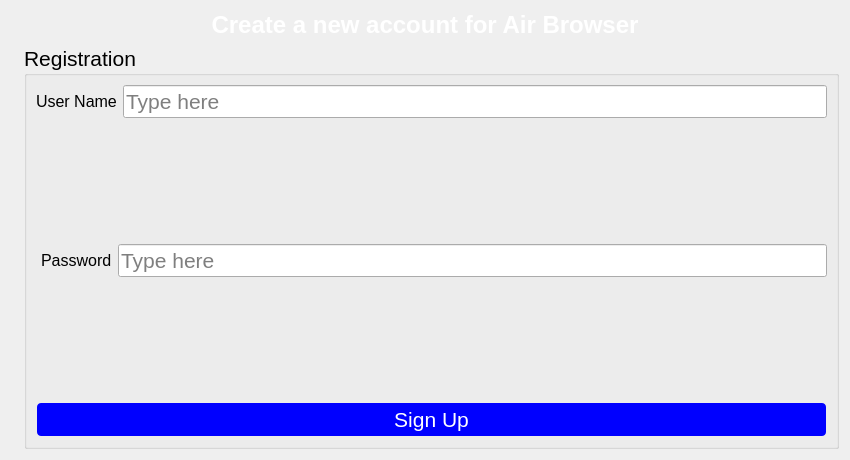
Qt form register_window.ui (Harlamis/QtAirBrowser) before a commit.
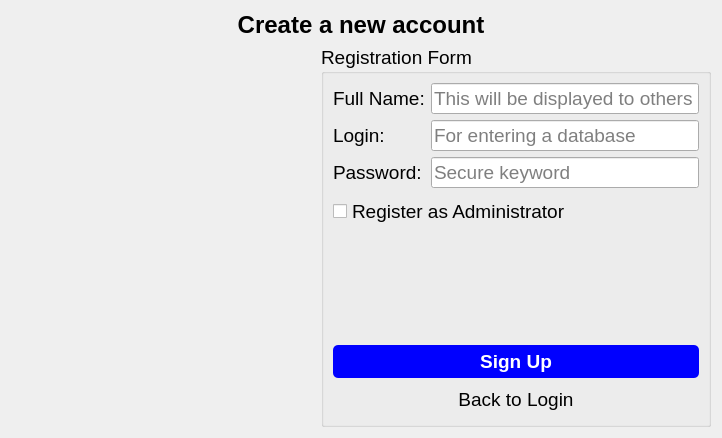
The same form after that commit. Icons and pictures are not drawn.

Commit message: update register window layout

The edit to the form file:
```diff
--- a/register_window.ui
+++ b/register_window.ui
@@ -6,33 +6,30 @@
    <rect>
     <x>0</x>
     <y>0</y>
-    <width>850</width>
-    <height>460</height>
+    <width>722</width>
+    <height>438</height>
    </rect>
   </property>
+  <property name="maximumSize">
+   <size>
+    <width>16777215</width>
+    <height>16777215</height>
+   </size>
+  </property>
   <property name="windowTitle">
    <string>Form</string>
   </property>
   <layout class="QVBoxLayout" name="verticalLayout_2">
    <item>
     <widget class="QLabel" name="Register_label">
-     <property name="sizePolicy">
-      <sizepolicy hsizetype="Minimum" vsizetype="Minimum">
-       <horstretch>0</horstretch>
-       <verstretch>0</verstretch>
-      </sizepolicy>
-     </property>
      <property name="font">
       <font>
        <pointsize>18</pointsize>
        <bold>true</bold>
       </font>
      </property>
-     <property name="styleSheet">
-      <string notr="true">color:rgb(255, 255, 255)</string>
-     </property>
      <property name="text">
-      <string>Create a new account for Air Browser</string>
+      <string>Create a new account</string>
      </property>
      <property name="alignment">
       <set>Qt::AlignmentFlag::AlignCenter</set>
@@ -46,10 +43,16 @@
     <layout class="QHBoxLayout" name="horizontalLayout_4">
      <item>
       <widget class="QLabel" name="label">
-       <property name="maximumSize">
+       <property name="sizePolicy">
+        <sizepolicy hsizetype="MinimumExpanding" vsizetype="MinimumExpanding">
+         <horstretch>0</horstretch>
+         <verstretch>0</verstretch>
+        </sizepolicy>
+       </property>
+       <property name="minimumSize">
         <size>
-         <width>400</width>
-         <height>400</height>
+         <width>250</width>
+         <height>250</height>
         </size>
        </property>
        <property name="text">
@@ -65,134 +68,109 @@
      </item>
      <item>
       <widget class="QGroupBox" name="groupBox">
+       <property name="sizePolicy">
+        <sizepolicy hsizetype="MinimumExpanding" vsizetype="Preferred">
+         <horstretch>0</horstretch>
+         <verstretch>0</verstretch>
+        </sizepolicy>
+       </property>
+       <property name="minimumSize">
+        <size>
+         <width>390</width>
+         <height>0</height>
+        </size>
+       </property>
        <property name="font">
         <font>
-         <pointsize>16</pointsize>
+         <pointsize>14</pointsize>
         </font>
        </property>
        <property name="title">
-        <string>Registration</string>
+        <string>Registration Form</string>
        </property>
        <layout class="QVBoxLayout" name="verticalLayout">
         <item>
-         <layout class="QHBoxLayout" name="horizontalLayout">
-          <item>
-           <widget class="QLabel" name="Register_username_label">
-            <property name="font">
-             <font>
-              <pointsize>12</pointsize>
-             </font>
-            </property>
+         <layout class="QFormLayout" name="formLayout">
+          <item row="0" column="0">
+           <widget class="QLabel" name="label_name">
             <property name="text">
-             <string>User Name</string>
+             <string>Full Name:</string>
             </property>
            </widget>
           </item>
-          <item>
+          <item row="0" column="1">
            <widget class="QLineEdit" name="Register_username_input">
             <property name="contextMenuPolicy">
              <enum>Qt::ContextMenuPolicy::PreventContextMenu</enum>
             </property>
             <property name="placeholderText">
-             <string>Type here</string>
+             <string>This will be displayed to others</string>
             </property>
            </widget>
           </item>
-         </layout>
-        </item>
-        <item>
-         <spacer name="verticalSpacer">
-          <property name="orientation">
-           <enum>Qt::Orientation::Vertical</enum>
-          </property>
-          <property name="sizeHint" stdset="0">
-           <size>
-            <width>20</width>
-            <height>40</height>
-           </size>
-          </property>
-         </spacer>
-        </item>
-        <item>
-         <layout class="QHBoxLayout" name="horizontalLayout_2">
-          <item>
-           <spacer name="horizontalSpacer">
-            <property name="orientation">
-             <enum>Qt::Orientation::Horizontal</enum>
+          <item row="1" column="0">
+           <widget class="QLabel" name="label_login">
+            <property name="text">
+             <string>Login:</string>
             </property>
-            <property name="sizeType">
-             <enum>QSizePolicy::Policy::Fixed</enum>
+           </widget>
+          </item>
+          <item row="1" column="1">
+           <widget class="QLineEdit" name="Register_login_input">
+            <property name="placeholderText">
+             <string>For entering a database</string>
             </property>
-            <property name="sizeHint" stdset="0">
-             <size>
-              <width>5</width>
-              <height>20</height>
-             </size>
-            </property>
-           </spacer>
+           </widget>
           </item>
-          <item>
+          <item row="2" column="0">
            <widget class="QLabel" name="Register_password_label">
-            <property name="font">
-             <font>
-              <pointsize>12</pointsize>
-             </font>
-            </property>
             <property name="text">
-             <string>Password</string>
+             <string>Password:</string>
             </property>
            </widget>
           </item>
-          <item>
+          <item row="2" column="1">
            <widget class="QLineEdit" name="Register_password_input">
-            <property name="contextMenuPolicy">
-             <enum>Qt::ContextMenuPolicy::PreventContextMenu</enum>
-            </property>
-            <property name="inputMask">
-             <string comment="*"/>
-            </property>
             <property name="echoMode">
              <enum>QLineEdit::EchoMode::Password</enum>
             </property>
             <property name="placeholderText">
-             <string comment="*">Type here</string>
+             <string>Secure keyword</string>
             </property>
            </widget>
           </item>
          </layout>
         </item>
         <item>
-         <spacer name="verticalSpacer_2">
-          <property name="orientation">
-           <enum>Qt::Orientation::Vertical</enum>
+         <widget class="QCheckBox" name="Register_admin_checkbox">
+          <property name="text">
+           <string>Register as Administrator</string>
           </property>
-          <property name="sizeHint" stdset="0">
-           <size>
-            <width>20</width>
-            <height>28</height>
-           </size>
-          </property>
-         </spacer>
+         </widget>
         </item>
         <item>
-         <layout class="QHBoxLayout" name="horizontalLayout_3"/>
+         <widget class="QLabel" name="status_label">
+          <property name="styleSheet">
+           <string notr="true">color: red; font-size: 12px;</string>
+          </property>
+          <property name="text">
+           <string/>
+          </property>
+          <property name="alignment">
+           <set>Qt::AlignmentFlag::AlignCenter</set>
+          </property>
+         </widget>
         </item>
         <item>
          <widget class="QPushButton" name="Register_submit_btn">
-          <property name="minimumSize">
-           <size>
-            <width>0</width>
-            <height>35</height>
-           </size>
-          </property>
           <property name="styleSheet">
            <string notr="true">QPushButton {
-    background-color: rgb(0, 0, 255);
-    color: white;
-    border-radius: 5px;
-    border: 2px solid transparent;
-}
-
+ background-color: blue;  
+ color: white;
+ border-radius: 5px;
+ padding: 5px;
+ font-weight: bold;
+} 
 QPushButton:hover {
     background-color: rgb(30, 30, 255);
     border: 2px solid white;
@@ -203,6 +181,16 @@
           </property>
          </widget>
         </item>
+        <item>
+         <widget class="QPushButton" name="Register_back_btn">
+          <property name="text">
+           <string>Back to Login</string>
+          </property>
+          <property name="flat">
+           <bool>true</bool>
+          </property>
+         </widget>
+        </item>
        </layout>
       </widget>
      </item>
```
Left out of the diff: 13 changed lines with no effect on the pictures. The commit also changes 1 other file.
